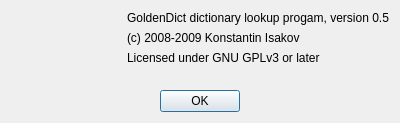
First picture: the form in src/about.ui, repository goldendict/goldendict, before the edit.
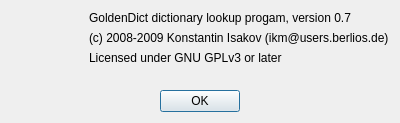
Second picture: the form after the edit. Icons and pictures are not drawn.

Commit message: * Bump the version number up to 0.7

Patch:
```diff
--- a/src/about.ui
+++ b/src/about.ui
@@ -40,7 +40,7 @@
        <item>
         <widget class="QLabel" name="label">
          <property name="text">
-          <string>GoldenDict dictionary lookup progam, version 0.5</string>
+          <string>GoldenDict dictionary lookup progam, version 0.7</string>
          </property>
          <property name="alignment">
           <set>Qt::AlignLeading|Qt::AlignLeft|Qt::AlignVCenter</set>
@@ -50,7 +50,7 @@
        <item>
         <widget class="QLabel" name="label_2">
          <property name="text">
-          <string>(c) 2008-2009 Konstantin Isakov &lt;ikm@users.berlios.de&gt;</string>
+          <string>(c) 2008-2009 Konstantin Isakov (ikm@users.berlios.de)</string>
          </property>
          <property name="alignment">
           <set>Qt::AlignLeading|Qt::AlignLeft|Qt::AlignVCenter</set>
```
